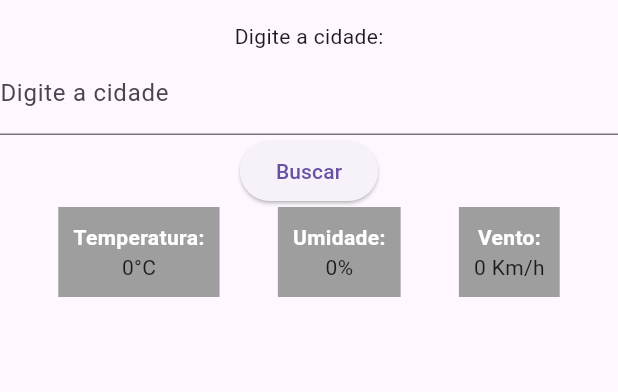
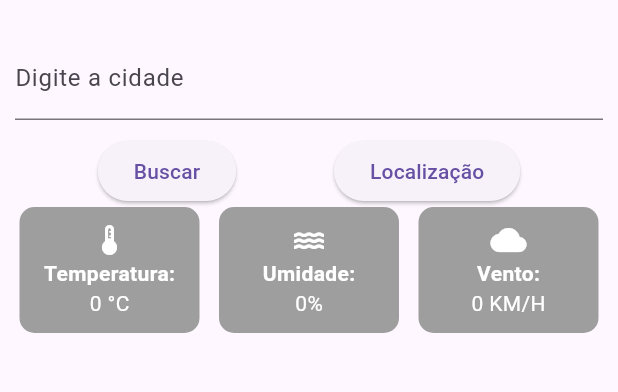
Before and after one commit to iagof-dev/FlutterTempoAgora, a Flutter app: the screen it shows after launch, on a phone screen of 412 x 824 dp, the part 63-455 px from its top. Run offline on Flutter 3.47's test engine with Material 3 defaults, Android fonts, the phone set to English and light mode, and no system bars.

Commit message:
fix: better UI with more elements

```diff
--- a/lib/main.dart
+++ b/lib/main.dart
@@ -7,15 +7,27 @@ void main() {
 class MyApp extends StatelessWidget {
   MyApp({super.key});
 
+  @override
+  Widget build(BuildContext context) {
     final txtCidade = TextEditingController();
 
+    String temperature = '0 °C';
+    String humidity = '0%';
+    String wind = '0 KM/H';
+
     void verifyWeather() {
+      if (txtCidade.text.isEmpty) {
+        print('Cidade não informada');
+        return;
+      }
       print('Verificando clima...');
       print(txtCidade.text);
     }
 
-  @override
-  Widget build(BuildContext context) {
+    void getLocation() {
+      print('Obtendo localização do dispositivo...');
+    }
+
     return MaterialApp(
       home: Scaffold(
         appBar: AppBar(
@@ -25,59 +37,91 @@ class MyApp extends StatelessWidget {
           children: [
             Column(
               children: [
-                const Text('Digite a cidade:'),
-                TextField(
+                Container(
+                  padding: const EdgeInsets.all(10),
+                  child: TextField(
                     controller: txtCidade,
                     decoration:
                         const InputDecoration(labelText: 'Digite a cidade'),
                   ),
+                ),
+                Row(
+                  crossAxisAlignment: CrossAxisAlignment.center,
+                  mainAxisAlignment: MainAxisAlignment.spaceEvenly,
+                  children: [
                     ElevatedButton(
                         onPressed: () => verifyWeather(),
-                    child: const Text('Buscar'))
+                        child: const Text('Buscar')),
+                    ElevatedButton(
+                        onPressed: () => getLocation(),
+                        child: const Text('Localização'))
+                  ],
+                )
               ],
             ),
             Row(
               mainAxisAlignment: MainAxisAlignment.spaceEvenly,
               children: [
                 Container(
+                  width: 120,
+                  decoration: BoxDecoration(
+                      borderRadius: BorderRadius.circular(10),
+                      color: Colors.grey),
                   padding: const EdgeInsets.all(10),
-                  color: Colors.grey,
-                  child: const Column(
+                  child: Column(
                     children: [
-                      Text(
+                      const Icon(Icons.thermostat, color: Colors.white),
+                      const Text(
                         'Temperatura:',
                         style: TextStyle(
                             color: Colors.white, fontWeight: FontWeight.bold),
                       ),
-                      Text('0°C'),
+                      Text(
+                        temperature,
+                        style: const TextStyle(color: Colors.white),
+                      ),
                     ],
                   ),
                 ),
                 Container(
+                  width: 120,
                   padding: const EdgeInsets.all(10),
-                  color: Colors.grey,
-                  child: const Column(
+                  decoration: BoxDecoration(
+                      borderRadius: BorderRadius.circular(10),
+                      color: Colors.grey),
+                  child: Column(
                     children: [
-                      Text(
+                      const Icon(Icons.water, color: Colors.white),
+                      const Text(
                         'Umidade:',
                         style: TextStyle(
                             color: Colors.white, fontWeight: FontWeight.bold),
                       ),
-                      Text('0%'),
+                      Text(
+                        humidity,
+                        style: const TextStyle(color: Colors.white),
+                      ),
                     ],
                   ),
                 ),
                 Container(
+                  width: 120,
                   padding: const EdgeInsets.all(10),
-                  color: Colors.grey,
-                  child: const Column(
+                  decoration: BoxDecoration(
+                      borderRadius: BorderRadius.circular(10),
+                      color: Colors.grey),
+                  child: Column(
                     children: [
-                      Text(
+                      const Icon(Icons.cloud, color: Colors.white),
+                      const Text(
                         'Vento:',
                         style: TextStyle(
                             color: Colors.white, fontWeight: FontWeight.bold),
                       ),
-                      Text('0 Km/h'),
+                      Text(
+                        wind,
+                        style: const TextStyle(color: Colors.white),
+                      ),
                     ],
                   ),
                 ),
```
Lines whose indentation alone changed are shown as unchanged.
